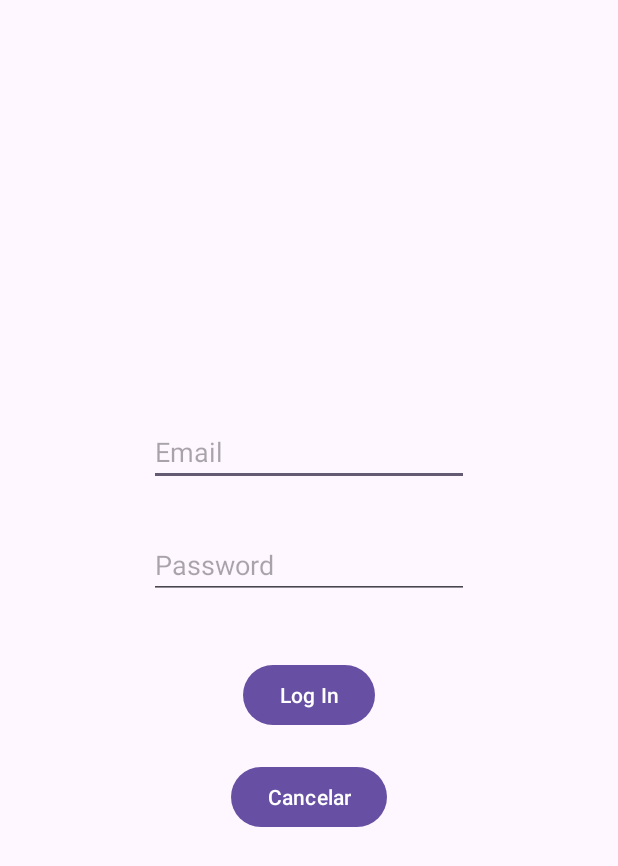
After one commit to yelkov/BiblioTeis, an Android app: the LoginActivity screen opened directly, with no data from a screen before it, on a phone screen of 412 x 824 dp. The commit adds this screen. Shown: the top 866 px of the screen. Run offline under Robolectric (Android 15) with nearby library versions, the phone set to English and light mode, and no system bars.

Commit message:
clase dia 11 intentar login

```diff
--- a/app/src/main/java/com/example/biblioteis/API/retrofit/ApiService.java
+++ b/app/src/main/java/com/example/biblioteis/API/retrofit/ApiService.java
@@ -44,6 +44,10 @@ public interface ApiService {
     @DELETE("users/{id}")
     Call<Void> deleteUser(@Path("id") int id);
 
+    @FormUrlEncoded
+    @POST("users/login")
+    Call<User> login(@Field("email") String email, @Field("password") String password);
+
     // Book Lending Endpoints
     @GET("booklending")
     Call<List<BookLending>> getLendings();
--- /dev/null
+++ b/app/src/main/java/com/example/biblioteis/LoginActivity.java
@@ -0,0 +1,71 @@
+package com.example.biblioteis;
+
+import android.content.Intent;
+import android.os.Bundle;
+import android.view.View;
+import android.widget.Button;
+import android.widget.EditText;
+import android.widget.Toast;
+
+import androidx.activity.EdgeToEdge;
+import androidx.appcompat.app.AppCompatActivity;
+import androidx.core.graphics.Insets;
+import androidx.core.view.ViewCompat;
+import androidx.core.view.WindowInsetsCompat;
+
+import com.example.biblioteis.API.models.User;
+import com.example.biblioteis.API.repository.BookRepository;
+import com.example.biblioteis.API.repository.UserRepository;
+
+public class LoginActivity extends AppCompatActivity {
+
+    private Button btnLogin, btnCancelar;
+    EditText etEmail, etPassword;
+
+    @Override
+    protected void onCreate(Bundle savedInstanceState) {
+        super.onCreate(savedInstanceState);
+        EdgeToEdge.enable(this);
+        setContentView(R.layout.activity_login);
+        ViewCompat.setOnApplyWindowInsetsListener(findViewById(R.id.main), (v, insets) -> {
+            Insets systemBars = insets.getInsets(WindowInsetsCompat.Type.systemBars());
+            v.setPadding(systemBars.left, systemBars.top, systemBars.right, systemBars.bottom);
+            return insets;
+        });
+
+        btnLogin = findViewById(R.id.btnLogin);
+        btnCancelar = findViewById(R.id.btnCancelar);
+        etEmail = findViewById(R.id.etEmail);
+        etPassword = findViewById(R.id.etPassword);
+
+        UserRepository ur = new UserRepository();
+
+        btnLogin.setOnClickListener(new View.OnClickListener() {
+            @Override
+            public void onClick(View v) {
+                ur.login(etEmail.getText().toString(), etPassword.getText().toString(), new BookRepository.ApiCallback<User>() {
+                    @Override
+                    public void onSuccess(User result) {
+                        User usuario = result;
+                        Toast.makeText(LoginActivity.this, "Login existoso, bienvenido", Toast.LENGTH_SHORT).show();
+                    }
+
+                    @Override
+                    public void onFailure(Throwable t) {
+                        etEmail.setText("");
+                        etPassword.setText("");
+                        Toast.makeText(LoginActivity.this, "Usuario o contraseña no son correctos", Toast.LENGTH_LONG).show();
+                    }
+                });
+            }
+        });
+
+        btnCancelar.setOnClickListener(new View.OnClickListener() {
+            @Override
+            public void onClick(View v) {
+                finish();
+            }
+        });
+
+    }
+}
--- /dev/null
+++ b/app/src/main/res/layout/activity_login.xml
@@ -0,0 +1,57 @@
+<?xml version="1.0" encoding="utf-8"?>
+<androidx.constraintlayout.widget.ConstraintLayout xmlns:android="http://schemas.android.com/apk/res/android"
+    xmlns:app="http://schemas.android.com/apk/res-auto"
+    xmlns:tools="http://schemas.android.com/tools"
+    android:id="@+id/main"
+    android:layout_width="match_parent"
+    android:layout_height="match_parent"
+    tools:context=".LoginActivity">
+
+    <LinearLayout
+        android:layout_width="wrap_content"
+        android:layout_height="wrap_content"
+        android:orientation="vertical"
+        android:padding="10dp"
+        android:gravity="center"
+        app:layout_constraintBottom_toBottomOf="parent"
+        app:layout_constraintEnd_toEndOf="parent"
+        app:layout_constraintStart_toStartOf="parent"
+        app:layout_constraintTop_toTopOf="parent">
+
+
+        <EditText
+            android:id="@+id/etEmail"
+            android:layout_width="wrap_content"
+            android:layout_margin="10dp"
+            android:layout_height="wrap_content"
+            android:layout_weight="1"
+            android:ems="10"
+            android:hint="Email"
+            android:inputType="text" />
+
+        <EditText
+            android:id="@+id/etPassword"
+            android:layout_width="wrap_content"
+            android:layout_height="wrap_content"
+            android:layout_margin="20dp"
+            android:layout_weight="1"
+            android:ems="10"
+            android:hint="Password"
+            android:inputType="textPassword" />
+
+        <Button
+            android:id="@+id/btnLogin"
+            android:layout_width="wrap_content"
+            android:layout_height="wrap_content"
+            android:layout_marginTop="20dp"
+            android:text="Log In" />
+        <Button
+            android:id="@+id/btnCancelar"
+            android:layout_width="wrap_content"
+            android:layout_height="wrap_content"
+            android:layout_marginTop="20dp"
+            android:text="Cancelar" />
+
+
+    </LinearLayout>
+</androidx.constraintlayout.widget.ConstraintLayout>
```
Also changed, not shown: app/src/main/AndroidManifest.xml (+7 -2 lines), app/src/main/java/com/example/biblioteis/API/repository/UserRepository.java (+16 -0 lines), app/src/main/java/com/example/biblioteis/MainActivity.java (+13 -0 lines), app/src/main/java/com/example/biblioteis/UserProvider.java (added, +18 -0 lines), app/src/main/res/layout/activity_main.xml (+27 -4 lines).
